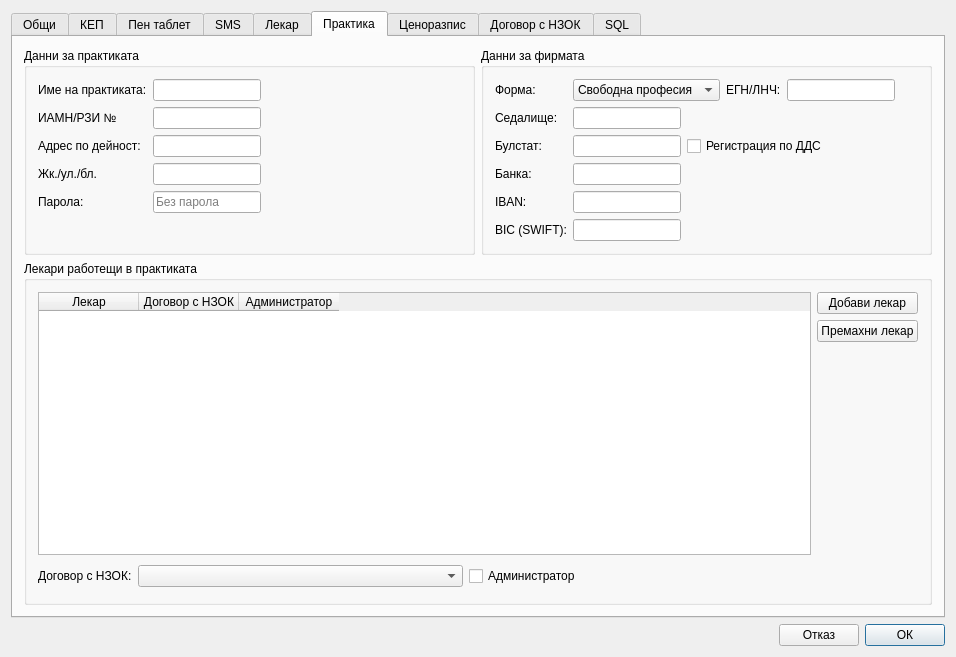
thefinalcutbg/DinoDent, file src/View/Widgets/SettingsDialog.ui: the form before one commit.
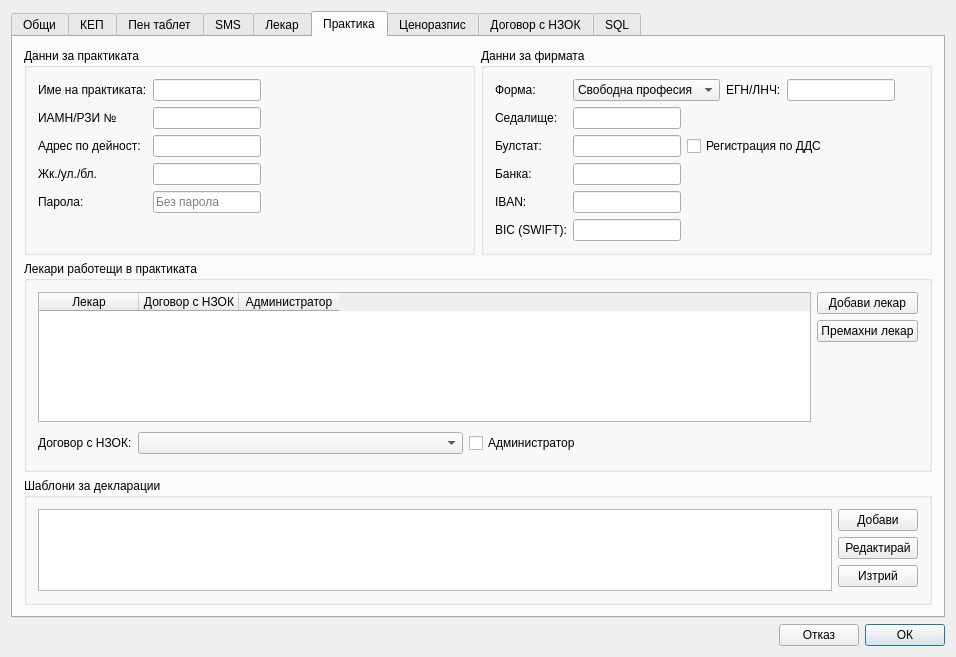
The form after the commit. The open tabs and pages were chosen to show the change. Custom widgets are drawn as their Qt base class.

Commit message: added custom declaration templates

Patch:
```diff
--- a/src/View/Widgets/SettingsDialog.ui
+++ b/src/View/Widgets/SettingsDialog.ui
@@ -1650,7 +1650,7 @@
               <property name="minimumSize">
                <size>
                 <width>0</width>
-                <height>0</height>
+                <height>130</height>
                </size>
               </property>
               <property name="editTriggers">
@@ -1805,6 +1805,63 @@
          </layout>
         </widget>
        </item>
+       <item>
+        <widget class="QGroupBox" name="groupBox_7">
+         <property name="title">
+          <string>Шаблони за декларации</string>
+         </property>
+         <layout class="QHBoxLayout" name="horizontalLayout_50">
+          <item>
+           <widget class="QListWidget" name="declarationList">
+            <property name="sizePolicy">
+             <sizepolicy hsizetype="Expanding" vsizetype="Preferred">
+              <horstretch>0</horstretch>
+              <verstretch>0</verstretch>
+             </sizepolicy>
+            </property>
+           </widget>
+          </item>
+          <item>
+           <layout class="QVBoxLayout" name="verticalLayout_15">
+            <item>
+             <widget class="QPushButton" name="addDecl">
+              <property name="text">
+               <string>Добави</string>
+              </property>
+             </widget>
+            </item>
+            <item>
+             <widget class="QPushButton" name="editDecl">
+              <property name="text">
+               <string>Редактирай</string>
+              </property>
+             </widget>
+            </item>
+            <item>
+             <widget class="QPushButton" name="deleteDecl">
+              <property name="text">
+               <string>Изтрий</string>
+              </property>
+             </widget>
+            </item>
+            <item>
+             <spacer name="verticalSpacer_3">
+              <property name="orientation">
+               <enum>Qt::Orientation::Vertical</enum>
+              </property>
+              <property name="sizeHint" stdset="0">
+               <size>
+                <width>20</width>
+                <height>40</height>
+               </size>
+              </property>
+             </spacer>
+            </item>
+           </layout>
+          </item>
+         </layout>
+        </widget>
+       </item>
       </layout>
      </widget>
      <widget class="QWidget" name="codeTab">
```
Left out of the diff: 2 changed lines with no effect on the pictures. The commit also changes 27 other files.
